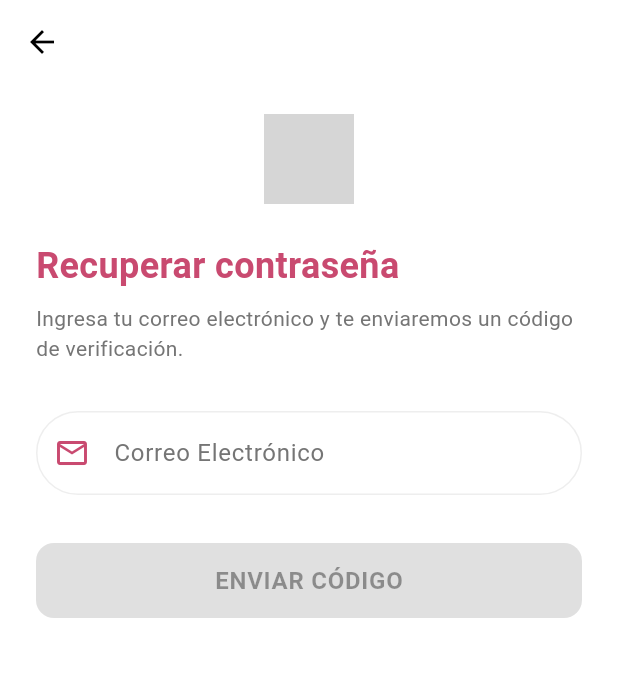
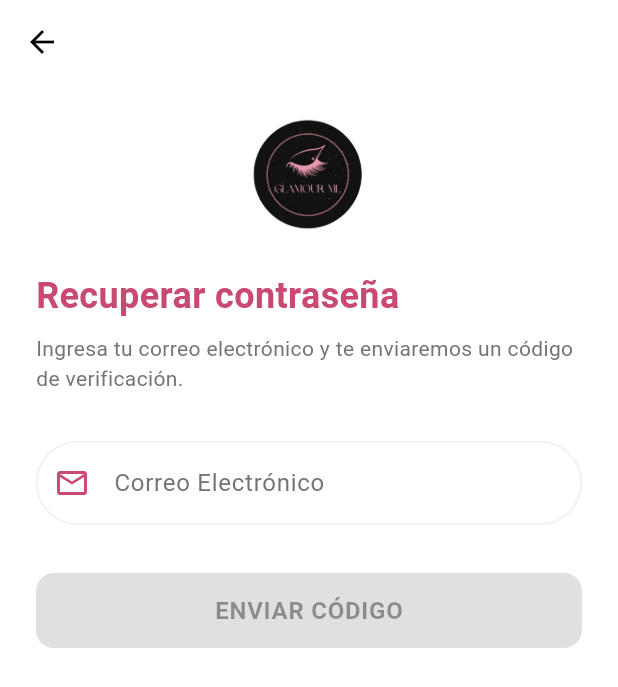
Before and after one commit to BayrolM/MakeupMovil, a Flutter app: the LoginScreen screen opened by its route, after a tap on "¿Olvidaste tu contraseña?", on a phone screen of 412 x 824 dp. Shown: the top 687 px of the screen. Run offline on Flutter 3.47's test engine with Material 3 defaults, Android fonts, the light colour scheme and no system bars; our stand-ins replace flutter_dotenv, flutter_secure_storage, image_picker, pdf, share_plus, supabase_flutter; accounts and stored records are empty; network calls fail; grey boxes are pictures that could not be loaded.

Commit message:
fix: form de recuperar contraseña

```diff
--- a/movil_makeup/lib/screens/auth/forgot_password_screen.dart
+++ b/movil_makeup/lib/screens/auth/forgot_password_screen.dart
@@ -216,7 +216,7 @@ class _ForgotPasswordScreenState extends State<ForgotPasswordScreen> {
             children: [
               const SizedBox(height: 20),
               Center(
-                child: Image.asset('images/logo_glamour.png', height: 80, errorBuilder: (_, __, ___) => const Icon(Icons.lock_reset, size: 60, color: AppTheme.deepRose)),
+                child: Image.asset('assets/images/logo_glamour.png', height: 80, errorBuilder: (_, __, ___) => const Icon(Icons.lock_reset, size: 60, color: AppTheme.deepRose)),
               ),
               const SizedBox(height: 24),
               if (_flowState == 'email') _buildEmailStep(),
--- a/movil_makeup/lib/screens/auth/login_screen.dart
+++ b/movil_makeup/lib/screens/auth/login_screen.dart
@@ -111,7 +111,7 @@ class _LoginScreenState extends State<LoginScreen> {
                           ),
                           child: ClipOval(
                             child: Image.asset(
-                              'images/logo_glamour.png',
+                              'assets/images/logo_glamour.png',
                               width: 100,
                               height: 100,
                               fit: BoxFit.cover,
--- a/movil_makeup/lib/screens/client/cliente_home_screen.dart
+++ b/movil_makeup/lib/screens/client/cliente_home_screen.dart
@@ -484,7 +484,7 @@ class _ClienteHomeScreenState extends State<ClienteHomeScreen> with SingleTicker
             ClipRRect(
               borderRadius: BorderRadius.circular(8),
               child: Image.asset(
-                'images/logo_glamour.png',
+                'assets/images/logo_glamour.png',
                 width: 32,
                 height: 32,
                 fit: BoxFit.cover,
@@ -894,7 +894,7 @@ class _ClienteHomeScreenState extends State<ClienteHomeScreen> with SingleTicker
                   children: [
                     ClipRRect(
                       borderRadius: BorderRadius.circular(8),
-                      child: Image.asset('images/logo_glamour.png', width: 28, height: 28, fit: BoxFit.cover,
+                      child: Image.asset('assets/images/logo_glamour.png', width: 28, height: 28, fit: BoxFit.cover,
                         errorBuilder: (_, __, ___) => const Icon(Icons.auto_awesome, color: AppTheme.deepRose, size: 24)),
                     ),
                     const SizedBox(width: 8),
--- a/movil_makeup/lib/widgets/app_sidebar.dart
+++ b/movil_makeup/lib/widgets/app_sidebar.dart
@@ -41,7 +41,7 @@ class _AppSidebarState extends State<AppSidebar> {
                 ClipRRect(
                   borderRadius: BorderRadius.circular(16),
                   child: Image.asset(
-                    'images/logo_glamour.png',
+                    'assets/images/logo_glamour.png',
                     width: 64,
                     height: 64,
                     fit: BoxFit.cover,
```
